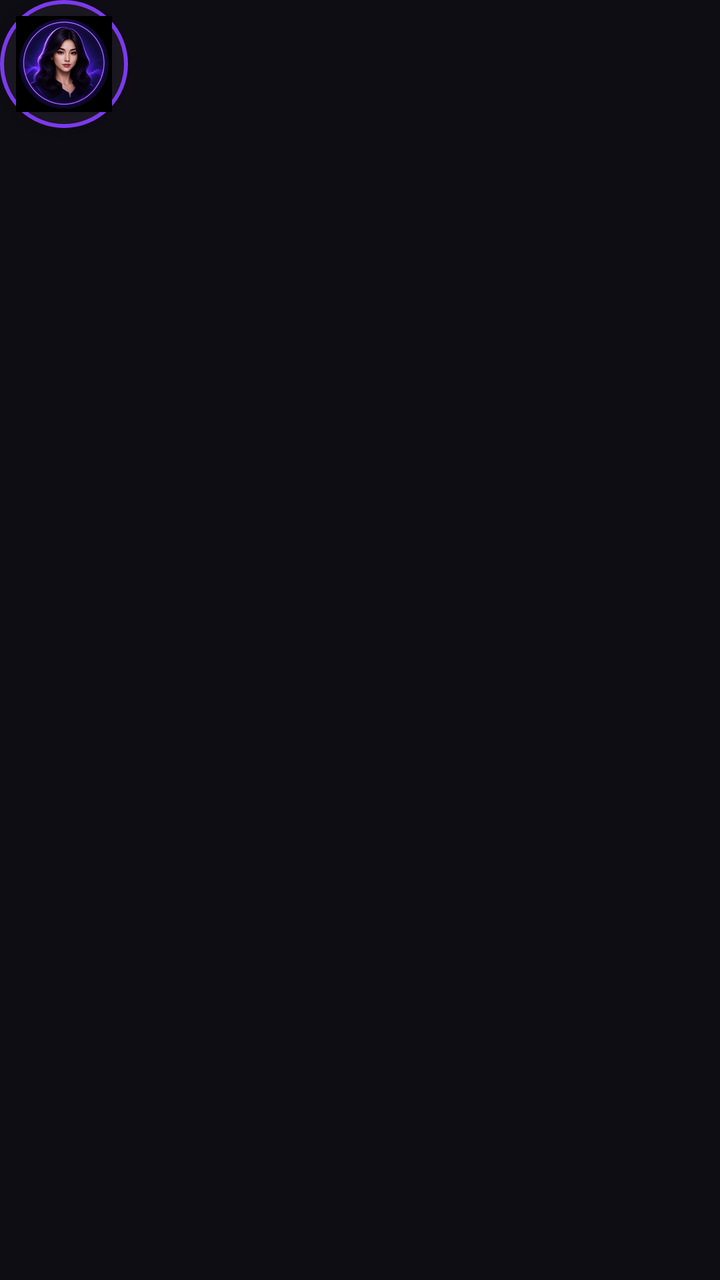
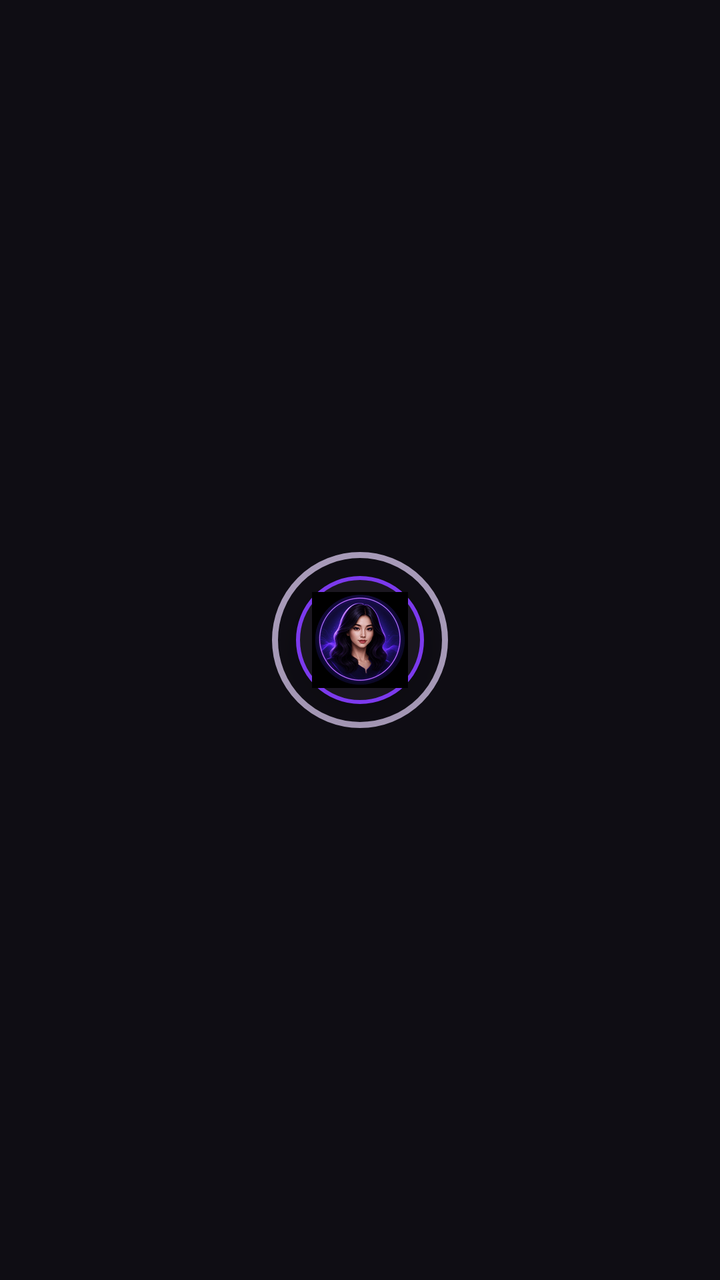

An Android layout rendered at two revisions. The XML below is the earlier revision; the diff shows what the commit changed to produce the second picture.
<!-- AndroidManifest.xml: application theme Theme.Kate -->
<!-- res/layout/overlay_kate.xml -->
<?xml version="1.0" encoding="utf-8"?>
<FrameLayout xmlns:android="http://schemas.android.com/apk/res/android"
    android:layout_width="wrap_content"
    android:layout_height="wrap_content">

    
    <FrameLayout
        android:id="@+id/overlay_bubble"
        android:layout_width="64dp"
        android:layout_height="64dp"
        android:background="@drawable/overlay_bubble_background"
        android:elevation="8dp">

        <ImageView
            android:id="@+id/kate_avatar"
            android:layout_width="48dp"
            android:layout_height="48dp"
            android:layout_gravity="center"
            android:src="@drawable/kate_avatar_idle" />

        <View
            android:id="@+id/listening_indicator"
            android:layout_width="12dp"
            android:layout_height="12dp"
            android:layout_gravity="bottom|end"
            android:background="@drawable/overlay_indicator_dot"
            android:visibility="gone" />

    </FrameLayout>

    
    <FrameLayout
        android:id="@+id/overlay_expanded"
        android:layout_width="320dp"
        android:layout_height="400dp"
        android:background="@drawable/overlay_expanded_background"
        android:elevation="12dp"
        android:visibility="gone">

        
        <include layout="@layout/overlay_expanded_content" />

    </FrameLayout>

</FrameLayout>
<!-- res/layout/overlay_expanded_content.xml (included above) -->
<?xml version="1.0" encoding="utf-8"?>
<LinearLayout xmlns:android="http://schemas.android.com/apk/res/android"
    android:layout_width="match_parent"
    android:layout_height="match_parent"
    android:orientation="vertical"
    android:padding="16dp">

    
    <LinearLayout
        android:layout_width="match_parent"
        android:layout_height="wrap_content"
        android:orientation="horizontal"
        android:gravity="center_vertical">

        <ImageView
            android:id="@+id/overlay_avatar"
            android:layout_width="48dp"
            android:layout_height="48dp"
            android:src="@drawable/kate_avatar_idle" />

        <TextView
            android:layout_width="0dp"
            android:layout_height="wrap_content"
            android:layout_weight="1"
            android:layout_marginStart="12dp"
            android:text="Kate Assistant"
            android:textColor="#F5F3F7"
            android:textSize="18sp"
            android:textStyle="bold" />

        <ImageButton
            android:id="@+id/overlay_close"
            android:layout_width="32dp"
            android:layout_height="32dp"
            android:background="@android:drawable/ic_menu_close_clear_cancel"
            android:contentDescription="Close" />
    </LinearLayout>

    
    <FrameLayout
        android:layout_width="match_parent"
        android:layout_height="0dp"
        android:layout_weight="1"
        android:layout_marginVertical="12dp"
        android:background="#252030"
        android:padding="12dp">

        <TextView
            android:id="@+id/overlay_transcript"
            android:layout_width="match_parent"
            android:layout_height="wrap_content"
            android:text="Say something..."
            android:textColor="#A79AB8"
            android:textSize="14sp" />
    </FrameLayout>

    
    <LinearLayout
        android:layout_width="match_parent"
        android:layout_height="wrap_content"
        android:orientation="horizontal"
        android:gravity="center">

        <Button
            android:id="@+id/overlay_mic_button"
            android:layout_width="56dp"
            android:layout_height="56dp"
            android:background="@drawable/overlay_mic_button"
            android:contentDescription="Mic" />

        <Button
            android:id="@+id/overlay_apps_button"
            android:layout_width="48dp"
            android:layout_height="48dp"
            android:layout_marginStart="16dp"
            android:background="@drawable/overlay_apps_button"
            android:contentDescription="Apps" />

        <Button
            android:id="@+id/overlay_type_button"
            android:layout_width="48dp"
            android:layout_height="48dp"
            android:layout_marginStart="16dp"
            android:background="@drawable/overlay_type_button"
            android:contentDescription="Type" />
    </LinearLayout>

</LinearLayout>
<!-- resources referenced by this layout -->
<resources>
  <!-- drawable kate_avatar_idle: png bitmap (drawable, 10812 bytes) -->
  <!-- drawable overlay_apps_button (drawable) -->
  <?xml version="1.0" encoding="utf-8"?>
  <shape xmlns:android="http://schemas.android.com/apk/res/android"
      android:shape="oval">
      <solid android:color="#322B3D" />
      <size
          android:width="48dp"
          android:height="48dp" />
  </shape>
  <!-- drawable overlay_bubble_background (drawable) -->
  <?xml version="1.0" encoding="utf-8"?>
  <shape xmlns:android="http://schemas.android.com/apk/res/android"
      android:shape="oval">
      <solid android:color="#1B1720" />
      <stroke
          android:width="2dp"
          android:color="#7C3AED" />
      <size
          android:width="64dp"
          android:height="64dp" />
  </shape>
  <!-- drawable overlay_expanded_background (drawable) -->
  <?xml version="1.0" encoding="utf-8"?>
  <shape xmlns:android="http://schemas.android.com/apk/res/android"
      android:shape="rectangle">
      <solid android:color="#1B1720" />
      <corners android:radius="16dp" />
      <stroke
          android:width="1dp"
          android:color="#322B3D" />
  </shape>
  <!-- drawable overlay_indicator_dot (drawable) -->
  <?xml version="1.0" encoding="utf-8"?>
  <shape xmlns:android="http://schemas.android.com/apk/res/android"
      android:shape="oval">
      <solid android:color="#D4FF4F" />
      <size
          android:width="12dp"
          android:height="12dp" />
  </shape>
  <!-- drawable overlay_mic_button (drawable) -->
  <?xml version="1.0" encoding="utf-8"?>
  <shape xmlns:android="http://schemas.android.com/apk/res/android"
      android:shape="oval">
      <solid android:color="#7C3AED" />
      <size
          android:width="56dp"
          android:height="56dp" />
  </shape>
  <!-- drawable overlay_type_button (drawable) -->
  <?xml version="1.0" encoding="utf-8"?>
  <shape xmlns:android="http://schemas.android.com/apk/res/android"
      android:shape="oval">
      <solid android:color="#322B3D" />
      <size
          android:width="48dp"
          android:height="48dp" />
  </shape>
  <style name="Theme.Kate" parent="Theme.Material3.DayNight.NoActionBar">
          <item name="colorPrimary">#7C3AED</item>
          <item name="colorPrimaryDark">#4C1D95</item>
          <item name="colorAccent">#D4FF4F</item>
          <item name="android:windowBackground">#0F0D14</item>
          <item name="android:statusBarColor" tools:targetApi="21">#0F0D14</item>
      </style>
</resources>

<!-- the commit's change to res/layout/overlay_kate.xml (unified diff, before → after) -->
@@ -4,10 +4,19 @@
     android:layout_height="wrap_content">
 
     
+    <View
+        android:id="@+id/state_ring"
+        android:layout_width="88dp"
+        android:layout_height="88dp"
+        android:layout_gravity="center"
+        android:background="@drawable/overlay_state_ring" />
+
+    
     <FrameLayout
         android:id="@+id/overlay_bubble"
         android:layout_width="64dp"
         android:layout_height="64dp"
+        android:layout_gravity="center"
         android:background="@drawable/overlay_bubble_background"
         android:elevation="8dp">
 
<!-- resource entries referenced after the edit -->
@@ -50,6 +50,15 @@
           android:width="56dp"
           android:height="56dp" />
   </shape>
+  <!-- drawable overlay_state_ring (drawable) -->
+  <?xml version="1.0" encoding="utf-8"?>
+  <shape xmlns:android="http://schemas.android.com/apk/res/android"
+      android:shape="oval">
+      <stroke
+          android:width="3dp"
+          android:color="#FFA79AB8" />
+      <solid android:color="@android:color/transparent" />
+  </shape>
   <!-- drawable overlay_type_button (drawable) -->
   <?xml version="1.0" encoding="utf-8"?>
   <shape xmlns:android="http://schemas.android.com/apk/res/android"
